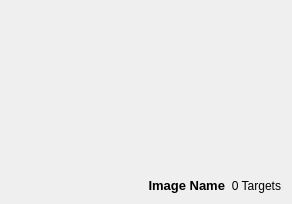
utat-uav/cv16-interface, file imagewidget.ui: the form before one commit.
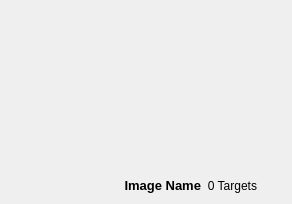
The form after the commit.

Patch:
```diff
--- a/imagewidget.ui
+++ b/imagewidget.ui
@@ -97,6 +97,19 @@
          </property>
         </widget>
        </item>
+       <item>
+        <widget class="QLabel" name="colourLabel">
+         <property name="minimumSize">
+          <size>
+           <width>18</width>
+           <height>0</height>
+          </size>
+         </property>
+         <property name="text">
+          <string/>
+         </property>
+        </widget>
+       </item>
       </layout>
      </item>
     </layout>
```
